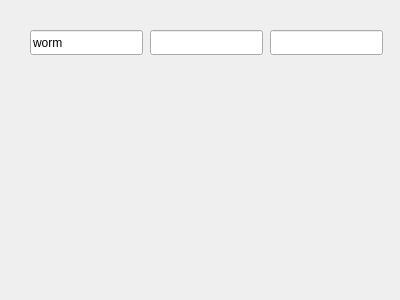
Old version of the form ESO50CM/Console/encoder.ui in the repository tzuchiangshen/eso50cm.
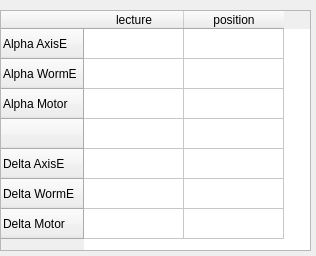
New version of the form.

Commit message: tshen 2012-06-18: fist usageble Console GUI.

Patch:
```diff
--- a/ESO50CM/Console/encoder.ui
+++ b/ESO50CM/Console/encoder.ui
@@ -6,45 +6,83 @@
    <rect>
     <x>0</x>
     <y>0</y>
-    <width>400</width>
-    <height>300</height>
+    <width>316</width>
+    <height>256</height>
    </rect>
   </property>
   <property name="windowTitle">
    <string>Form</string>
   </property>
-  <widget class="QLineEdit" name="lineEdit">
+  <widget class="QTableWidget" name="tableWidget">
    <property name="geometry">
     <rect>
-     <x>150</x>
-     <y>30</y>
-     <width>113</width>
-     <height>25</height>
+     <x>0</x>
+     <y>10</y>
+     <width>311</width>
+     <height>241</height>
     </rect>
    </property>
-  </widget>
-  <widget class="QLineEdit" name="lineEdit_2">
-   <property name="geometry">
-    <rect>
-     <x>270</x>
-     <y>30</y>
-     <width>113</width>
-     <height>25</height>
-    </rect>
+   <property name="minimumSize">
+    <size>
+     <width>0</width>
+     <height>241</height>
+    </size>
    </property>
-  </widget>
-  <widget class="QLineEdit" name="lineEdit_3">
-   <property name="geometry">
-    <rect>
-     <x>30</x>
-     <y>30</y>
-     <width>113</width>
-     <height>25</height>
-    </rect>
-   </property>
-   <property name="text">
-    <string>worm</string>
-   </property>
+   <row>
+    <property name="text">
+     <string>Alpha AxisE</string>
+    </property>
+   </row>
+   <row>
+    <property name="text">
+     <string>Alpha WormE</string>
+    </property>
+   </row>
+   <row>
+    <property name="text">
+     <string>Alpha Motor</string>
+    </property>
+   </row>
+   <row>
+    <property name="text">
+     <string/>
+    </property>
+   </row>
+   <row>
+    <property name="text">
+     <string>Delta AxisE</string>
+    </property>
+   </row>
+   <row>
+    <property name="text">
+     <string>Delta WormE</string>
+    </property>
+   </row>
+   <row>
+    <property name="text">
+     <string>Delta Motor</string>
+    </property>
+   </row>
+   <column>
+    <property name="text">
+     <string>lecture</string>
+    </property>
+   </column>
+   <column>
+    <property name="text">
+     <string>position</string>
+    </property>
+   </column>
+   <item row="0" column="0">
+    <property name="text">
+     <string/>
+    </property>
+    <property name="font">
+     <font>
+      <pointsize>8</pointsize>
+     </font>
+    </property>
+   </item>
   </widget>
  </widget>
  <resources/>
```
Left out of the diff: 2 changed lines with no effect on the pictures. The commit also changes 7 other files.
